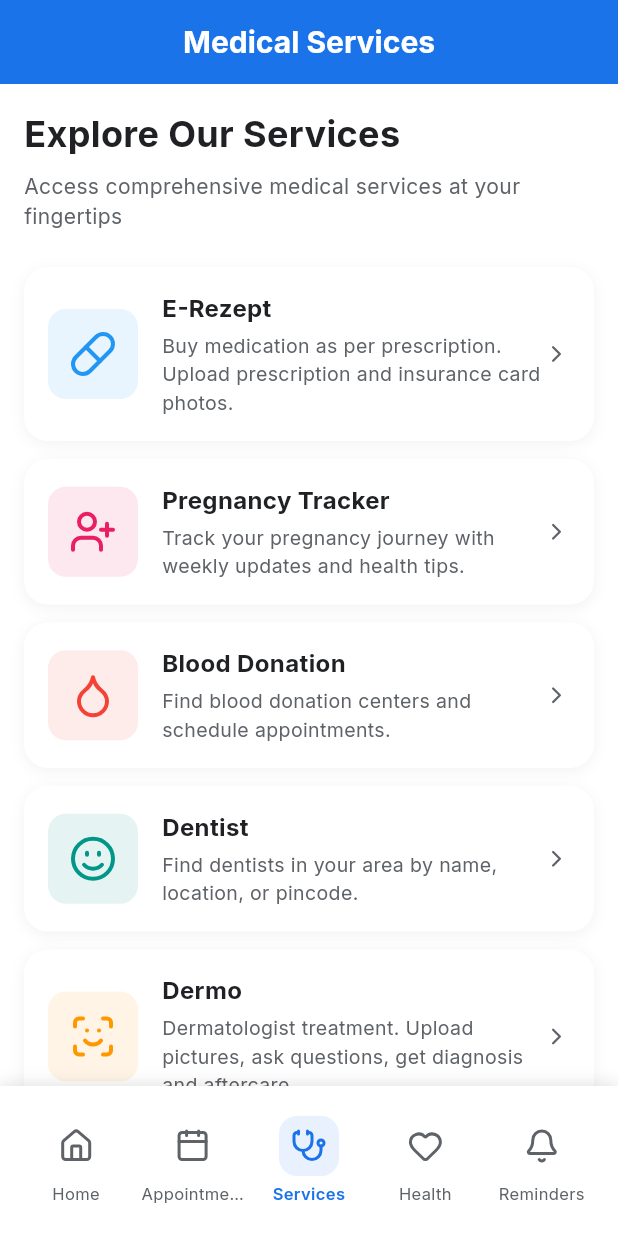
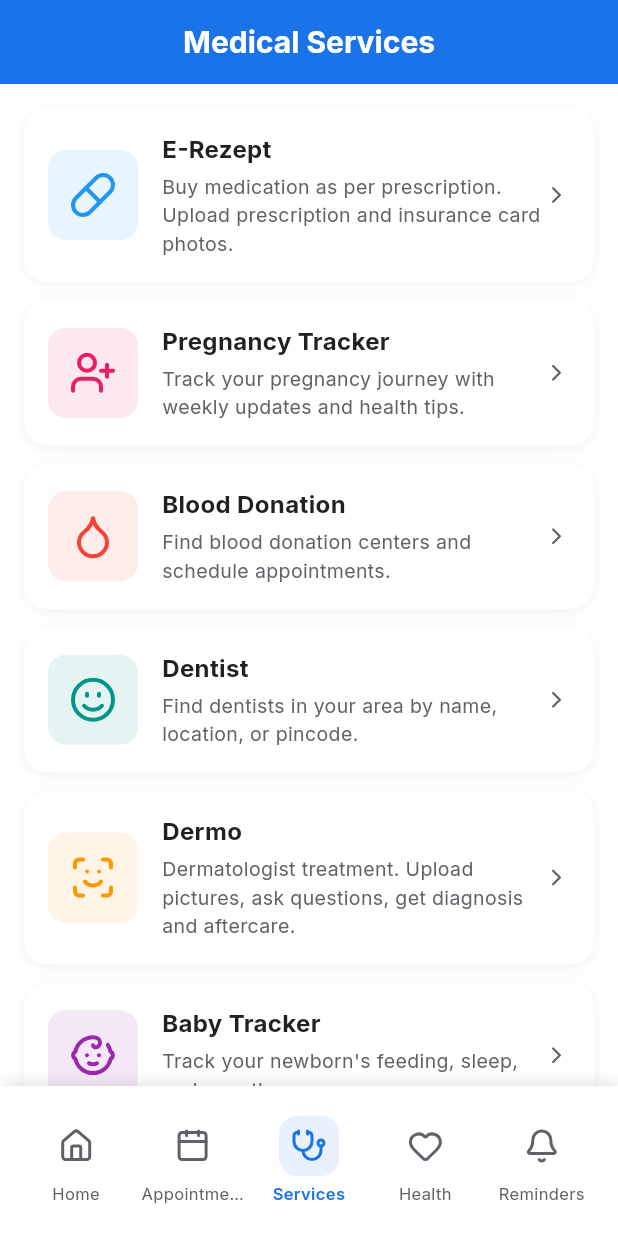
Before and after one commit to Kingmaker-RK/Medicus1, a Flutter app: the ServicesHubScreen screen opened by its route, on a phone screen of 412 x 824 dp. Run offline on Flutter 3.47's test engine with Material 3 defaults, Android fonts, the phone set to English and light mode, and no system bars; our stand-ins replace dio, firebase_auth, firebase_core, flutter_tts, go_router, google_fonts and 8 more; missing offline and left inert: deepl_dart; accounts and stored records are empty.

Commit message:
Final commit - ensure all changes are saved
- Generated with [Teta](https://teta.so) using [Claude Code](https://claude.com/claude-code)

Co-Authored-By: Teta <noreply@teta.so> using Claude <noreply@anthropic.com>

```diff
--- a/lib/config/router.dart
+++ b/lib/config/router.dart
@@ -1,5 +1,6 @@
 import 'package:flutter/material.dart';
 import 'package:go_router/go_router.dart';
+import '../constants/app_routes.dart';
 import '../screens/welcome_screen.dart';
 import '../screens/translation_screen.dart';
 import '../screens/settings_screen.dart';
@@ -34,58 +35,58 @@ class AppRouter {
     routes: [
       GoRoute(
         path: '/',
-        name: 'welcome',
+        name: AppRoutes.welcome,
         builder: (context, state) => const WelcomeScreen(),
       ),
       GoRoute(
-        path: '/translation',
-        name: 'translation',
+        path: '/${AppRoutes.translation}',
+        name: AppRoutes.translation,
         builder: (context, state) => const TranslationScreen(),
       ),
       GoRoute(
-        path: '/settings',
-        name: 'settings',
+        path: '/${AppRoutes.settings}',
+        name: AppRoutes.settings,
         builder: (context, state) => const SettingsScreen(),
       ),
       GoRoute(
-        path: '/profile',
-        name: 'profile',
+        path: '/${AppRoutes.profile}',
+        name: AppRoutes.profile,
         builder: (context, state) => const PatientProfileScreen(),
       ),
       GoRoute(
-        path: '/doctor-profile',
-        name: 'doctor-profile',
+        path: '/${AppRoutes.doctorProfile}',
+        name: AppRoutes.doctorProfile,
         builder: (context, state) => const DoctorProfileScreen(),
       ),
       GoRoute(
-        path: '/complete-profile',
-        name: 'complete-profile',
+        path: '/${AppRoutes.completeProfile}',
+        name: AppRoutes.completeProfile,
         builder: (context, state) => const ProfileCompletionScreen(),
       ),
       GoRoute(
-        path: '/forgot-password',
-        name: 'forgot-password',
+        path: '/${AppRoutes.forgotPassword}',
+        name: AppRoutes.forgotPassword,
         builder: (context, state) => const ForgotPasswordScreen(),
       ),
       GoRoute(
-        path: '/verify-email',
-        name: 'verify-email',
+        path: '/${AppRoutes.verifyEmail}',
+        name: AppRoutes.verifyEmail,
         builder: (context, state) {
           final email = state.uri.queryParameters['email'] ?? '';
           return EmailVerificationScreen(email: email);
         },
       ),
       GoRoute(
-        path: '/verify-password-reset',
-        name: 'verify-password-reset',
+        path: '/${AppRoutes.verifyPasswordReset}',
+        name: AppRoutes.verifyPasswordReset,
         builder: (context, state) {
           final email = state.uri.queryParameters['email'] ?? '';
           return VerifyPasswordResetScreen(email: email);
         },
       ),
       GoRoute(
-        path: '/reset-password',
-        name: 'reset-password',
+        path: '/${AppRoutes.resetPassword}',
+        name: AppRoutes.resetPassword,
         builder: (context, state) {
           final email = state.uri.queryParameters['email'] ?? '';
           final code = state.uri.queryParameters['code'] ?? '';
@@ -93,63 +94,63 @@ class AppRouter {
         },
       ),
       GoRoute(
-        path: '/appointments',
-        name: 'appointments',
+        path: '/${AppRoutes.appointments}',
+        name: AppRoutes.appointments,
         builder: (context, state) => const AppointmentsScreen(),
       ),
       GoRoute(
-        path: '/health',
-        name: 'health',
+        path: '/${AppRoutes.health}',
+        name: AppRoutes.health,
         builder: (context, state) => const HealthScreen(),
       ),
       GoRoute(
-        path: '/reminders',
-        name: 'reminders',
+        path: '/${AppRoutes.reminders}',
+        name: AppRoutes.reminders,
         builder: (context, state) => const RemindersScreen(),
       ),
       GoRoute(
-        path: '/services',
-        name: 'services',
+        path: '/${AppRoutes.services}',
+        name: AppRoutes.services,
         builder: (context, state) => const ServicesHubScreen(),
       ),
       GoRoute(
-        path: '/e-rezept',
-        name: 'e-rezept',
+        path: '/${AppRoutes.eRezept}',
+        name: AppRoutes.eRezept,
         builder: (context, state) => const ERezeptScreen(),
       ),
       GoRoute(
-        path: '/pregnancy-tracker',
-        name: 'pregnancy-tracker',
+        path: '/${AppRoutes.pregnancyTracker}',
+        name: AppRoutes.pregnancyTracker,
         builder: (context, state) => const PregnancyTrackerScreen(),
       ),
       GoRoute(
-        path: '/blood-donation',
-        name: 'blood-donation',
+        path: '/${AppRoutes.bloodDonation}',
+        name: AppRoutes.bloodDonation,
         builder: (context, state) => const BloodDonationScreen(),
       ),
       GoRoute(
-        path: '/dentist',
-        name: 'dentist',
+        path: '/${AppRoutes.dentist}',
+        name: AppRoutes.dentist,
         builder: (context, state) => const DentistScreen(),
       ),
       GoRoute(
-        path: '/dermo',
-        name: 'dermo',
+        path: '/${AppRoutes.dermo}',
+        name: AppRoutes.dermo,
         builder: (context, state) => const DermoScreen(),
       ),
       GoRoute(
-        path: '/baby-tracker',
-        name: 'baby-tracker',
+        path: '/${AppRoutes.babyTracker}',
+        name: AppRoutes.babyTracker,
         builder: (context, state) => const BabyTrackerScreen(),
       ),
       GoRoute(
-        path: '/orthopedic',
-        name: 'orthopedic',
+        path: '/${AppRoutes.orthopedic}',
+        name: AppRoutes.orthopedic,
         builder: (context, state) => const OrthopedicScreen(),
       ),
       GoRoute(
-        path: '/fitphysic',
-        name: 'fitphysic',
+        path: '/${AppRoutes.fitphysic}',
+        name: AppRoutes.fitphysic,
         builder: (context, state) => const FitPhysicScreen(),
       ),
     ],
--- /dev/null
+++ b/lib/constants/app_routes.dart
@@ -0,0 +1,24 @@
+class AppRoutes {
+  static const String welcome = 'welcome';
+  static const String translation = 'translation';
+  static const String settings = 'settings';
+  static const String profile = 'profile';
+  static const String doctorProfile = 'doctor-profile';
+  static const String completeProfile = 'complete-profile';
+  static const String forgotPassword = 'forgot-password';
+  static const String verifyEmail = 'verify-email';
+  static const String verifyPasswordReset = 'verify-password-reset';
+  static const String resetPassword = 'reset-password';
+  static const String appointments = 'appointments';
+  static const String health = 'health';
+  static const String reminders = 'reminders';
+  static const String services = 'services';
+  static const String eRezept = 'e-rezept';
+  static const String pregnancyTracker = 'pregnancy-tracker';
+  static const String bloodDonation = 'blood-donation';
+  static const String dentist = 'dentist';
+  static const String dermo = 'dermo';
+  static const String babyTracker = 'baby-tracker';
+  static const String orthopedic = 'orthopedic';
+  static const String fitphysic = 'fitphysic';
+}
--- /dev/null
+++ b/lib/data/services_data.dart
@@ -0,0 +1,63 @@
+import 'package:flutter/material.dart';
+import 'package:lucide_icons/lucide_icons.dart';
+import '../constants/app_routes.dart';
+import '../models/service_model.dart';
+
+final List<ServiceModel> services = [
+  ServiceModel(
+    title: 'E-Rezept',
+    description: 'Buy medication as per prescription. Upload prescription and insurance card photos.',
+    icon: LucideIcons.pill,
+    color: Colors.blue,
+    route: AppRoutes.eRezept,
+  ),
+  ServiceModel(
+    title: 'Pregnancy Tracker',
+    description: 'Track your pregnancy journey with weekly updates and health tips.',
+    icon: LucideIcons.userPlus,
+    color: Colors.pink,
+    route: AppRoutes.pregnancyTracker,
+  ),
+  ServiceModel(
+    title: 'Blood Donation',
+    description: 'Find blood donation centers and schedule appointments.',
+    icon: LucideIcons.droplet,
+    color: Colors.red,
+    route: AppRoutes.bloodDonation,
+  ),
+  ServiceModel(
+    title: 'Dentist',
+    description: 'Find dentists in your area by name, location, or pincode.',
+    icon: LucideIcons.smile,
+    color: Colors.teal,
+    route: AppRoutes.dentist,
+  ),
+  ServiceModel(
+    title: 'Dermo',
+    description: 'Dermatologist treatment. Upload pictures, ask questions, get diagnosis and aftercare.',
+    icon: LucideIcons.scanFace,
+    color: Colors.orange,
+    route: AppRoutes.dermo,
+  ),
+  ServiceModel(
+    title: 'Baby Tracker',
+    description: 'Track your newborn\'s feeding, sleep, and growth.',
+    icon: LucideIcons.baby,
+    color: Colors.purple,
+    route: AppRoutes.babyTracker,
+  ),
+  ServiceModel(
+    title: 'Orthopedic',
+    description: 'Orthopedic examination tools for doctors. Similar to Orthoexamine.',
+    icon: LucideIcons.bone,
+    color: Colors.brown,
+    route: AppRoutes.orthopedic,
+  ),
+  ServiceModel(
+    title: 'FitPhysic',
+    description: 'Personal guide for successful rehab with training videos.',
+    icon: LucideIcons.dumbbell,
+    color: Colors.green,
+    route: AppRoutes.fitphysic,
+  ),
+];
--- a/lib/main.dart
+++ b/lib/main.dart
@@ -5,7 +5,7 @@ import 'package:firebase_core/firebase_core.dart';
 import 'config/router.dart';
 import 'providers/user_provider.dart';
 import 'providers/translation_provider.dart';
-import 'providers/user_profile_provider.dart';
+import 'providers/patient_profile_provider.dart';
 import 'providers/doctor_profile_provider.dart';
 import 'constants/colors.dart';
 import 'constants/app_constants.dart';
@@ -34,7 +34,7 @@ class MedicusApp extends StatelessWidget {
           create: (_) => TranslationProvider()..initialize(),
         ),
         ChangeNotifierProvider(
-          create: (_) => UserProfileProvider()..initialize(),
+          create: (_) => PatientProfileProvider()..initialize(),
         ),
         ChangeNotifierProvider(
           create: (_) => DoctorProfileProvider()..initialize(),
--- /dev/null
+++ b/lib/models/service_model.dart
@@ -0,0 +1,17 @@
+import 'package:flutter/material.dart';
+
+class ServiceModel {
+  final String title;
+  final String description;
+  final IconData icon;
+  final Color color;
+  final String route;
+
+  ServiceModel({
+    required this.title,
+    required this.description,
+    required this.icon,
+    required this.color,
+    required this.route,
+  });
+}
--- a/lib/screens/services_hub_screen.dart
+++ b/lib/screens/services_hub_screen.dart
@@ -1,7 +1,10 @@
 import 'package:flutter/material.dart';
 import 'package:go_router/go_router.dart';
 import 'package:lucide_icons/lucide_icons.dart';
+import '../constants/app_routes.dart';
 import '../constants/colors.dart';
+import '../data/services_data.dart';
+import '../models/service_model.dart';
 import '../widgets/app_bottom_navigation_bar.dart';
 
 class ServicesHubScreen extends StatelessWidget {
@@ -21,109 +24,19 @@ class ServicesHubScreen extends StatelessWidget {
         ),
         centerTitle: true,
       ),
-      body: SingleChildScrollView(
+      body: ListView.builder(
         padding: const EdgeInsets.all(16),
-        child: Column(
-          crossAxisAlignment: CrossAxisAlignment.start,
-          children: [
-            Text(
-              'Explore Our Services',
-              style: TextStyle(
-                fontSize: 24,
-                fontWeight: FontWeight.bold,
-                color: AppColors.textPrimary,
-              ),
+        itemCount: services.length,
+        itemBuilder: (context, index) {
+          final service = services[index];
+          return Padding(
+            padding: const EdgeInsets.only(bottom: 12),
+            child: _buildServiceCard(
+              context: context,
+              service: service,
             ),
-            const SizedBox(height: 8),
-            Text(
-              'Access comprehensive medical services at your fingertips',
-              style: TextStyle(
-                fontSize: 14,
-                color: AppColors.textSecondary,
-              ),
-            ),
-            const SizedBox(height: 24),
-            _buildServiceCard(
-              context: context,
-              icon: LucideIcons.pill,
-              title: 'E-Rezept',
-              description:
-                  'Buy medication as per prescription. Upload prescription and insurance card photos.',
-              color: Colors.blue,
-              route: '/e-rezept',
-            ),
-            const SizedBox(height: 12),
-            _buildServiceCard(
-              context: context,
-              icon: LucideIcons.userPlus,
-              title: 'Pregnancy Tracker',
-              description:
-                  'Track your pregnancy journey with weekly updates and health tips.',
-              color: Colors.pink,
-              route: '/pregnancy-tracker',
-            ),
-            const SizedBox(height: 12),
-            _buildServiceCard(
-              context: context,
-              icon: LucideIcons.droplet,
-              title: 'Blood Donation',
-              description:
-                  'Find blood donation centers and schedule appointments.',
-              color: Colors.red,
-              route: '/blood-donation',
-            ),
-            const SizedBox(height: 12),
-            _buildServiceCard(
-              context: context,
-              icon: LucideIcons.smile,
-              title: 'Dentist',
-              description:
-                  'Find dentists in your area by name, location, or pincode.',
-              color: Colors.teal,
-              route: '/dentist',
-            ),
-            const SizedBox(height: 12),
-            _buildServiceCard(
-              context: context,
-              icon: LucideIcons.scanFace,
-              title: 'Dermo',
-              description:
-                  'Dermatologist treatment. Upload pictures, ask questions, get diagnosis and aftercare.',
-              color: Colors.orange,
-              route: '/dermo',
-            ),
-            const SizedBox(height: 12),
-            _buildServiceCard(
-              context: context,
-              icon: LucideIcons.baby,
-              title: 'Baby Tracker',
-              description: 'Track your newborn\'s feeding, sleep, and growth.',
-              color: Colors.purple,
-              route: '/baby-tracker',
-            ),
-            const SizedBox(height: 12),
-            _buildServiceCard(
-              context: context,
-              icon: LucideIcons.bone,
-              title: 'Orthopedic',
-              description:
-                  'Orthopedic examination tools for doctors. Similar to Orthoexamine.',
-              color: Colors.brown,
-              route: '/orthopedic',
-            ),
-            const SizedBox(height: 12),
-            _buildServiceCard(
-              context: context,
-              icon: LucideIcons.dumbbell,
-              title: 'FitPhysic',
-              description:
-                  'Personal guide for successful rehab with training videos.',
-              color: Colors.green,
-              route: '/fitphysic',
-            ),
-            const SizedBox(height: 20),
-          ],
-        ),
+          );
+        },
       ),
       bottomNavigationBar: const AppBottomNavigationBar(currentIndex: 4),
     );
@@ -131,14 +44,10 @@ class ServicesHubScreen extends StatelessWidget {
 
   Widget _buildServiceCard({
     required BuildContext context,
-    required IconData icon,
-    required String title,
-    required String description,
-    required Color color,
-    required String route,
+    required ServiceModel service,
   }) {
     return InkWell(
-      onTap: () => context.push(route),
+      onTap: () => context.goNamed(service.route),
       borderRadius: BorderRadius.circular(16),
       child: Container(
         padding: const EdgeInsets.all(16),
@@ -158,10 +67,10 @@ class ServicesHubScreen extends StatelessWidget {
             Container(
               padding: const EdgeInsets.all(14),
               decoration: BoxDecoration(
-                color: color.withOpacity(0.1),
+                color: service.color.withOpacity(0.1),
                 borderRadius: BorderRadius.circular(12),
               ),
-              child: Icon(icon, color: color, size: 32),
+              child: Icon(service.icon, color: service.color, size: 32),
             ),
             const SizedBox(width: 16),
             Expanded(
@@ -169,7 +78,7 @@ class ServicesHubScreen extends StatelessWidget {
                 crossAxisAlignment: CrossAxisAlignment.start,
                 children: [
                   Text(
-                    title,
+                    service.title,
                     style: TextStyle(
                       fontSize: 16,
                       fontWeight: FontWeight.bold,
@@ -178,7 +87,7 @@ class ServicesHubScreen extends StatelessWidget {
                   ),
                   const SizedBox(height: 4),
                   Text(
-                    description,
+                    service.description,
                     style: TextStyle(
                       fontSize: 13,
                       color: AppColors.textSecondary,
--- a/lib/widgets/app_bottom_navigation_bar.dart
+++ b/lib/widgets/app_bottom_navigation_bar.dart
@@ -1,13 +1,14 @@
 import 'package:flutter/material.dart';
 import 'package:go_router/go_router.dart';
 import 'package:lucide_icons/lucide_icons.dart';
+import '../constants/app_routes.dart';
 import '../constants/colors.dart';
 
 class AppBottomNavigationBar extends StatelessWidget {
   final int currentIndex;
 
   const AppBottomNavigationBar({Key? key, required this.currentIndex})
-    : super(key: key);
+      : super(key: key);
 
   @override
   Widget build(BuildContext context) {
@@ -34,7 +35,7 @@ class AppBottomNavigationBar extends StatelessWidget {
                 label: 'Home',
                 index: 0,
                 isSelected: currentIndex == 0,
-                onTap: () => context.go('/translation'),
+                onTap: () => context.goNamed(AppRoutes.translation),
               ),
               _buildNavItem(
                 context: context,
@@ -42,7 +43,7 @@ class AppBottomNavigationBar extends StatelessWidget {
                 label: 'Appointments',
                 index: 1,
                 isSelected: currentIndex == 1,
-                onTap: () => context.go('/appointments'),
+                onTap: () => context.goNamed(AppRoutes.appointments),
               ),
               _buildNavItem(
                 context: context,
@@ -50,7 +51,7 @@ class AppBottomNavigationBar extends StatelessWidget {
                 label: 'Services',
                 index: 4,
                 isSelected: currentIndex == 4,
-                onTap: () => context.push('/services'),
+                onTap: () => context.goNamed(AppRoutes.services),
               ),
               _buildNavItem(
                 context: context,
@@ -58,7 +59,7 @@ class AppBottomNavigationBar extends StatelessWidget {
                 label: 'Health',
                 index: 2,
                 isSelected: currentIndex == 2,
-                onTap: () => context.go('/health'),
+                onTap: () => context.goNamed(AppRoutes.health),
               ),
               _buildNavItem(
                 context: context,
@@ -66,7 +67,7 @@ class AppBottomNavigationBar extends StatelessWidget {
                 label: 'Reminders',
                 index: 3,
                 isSelected: currentIndex == 3,
-                onTap: () => context.go('/reminders'),
+                onTap: () => context.goNamed(AppRoutes.reminders),
               ),
             ],
           ),
```
Also changed, not shown: 7 other files.
